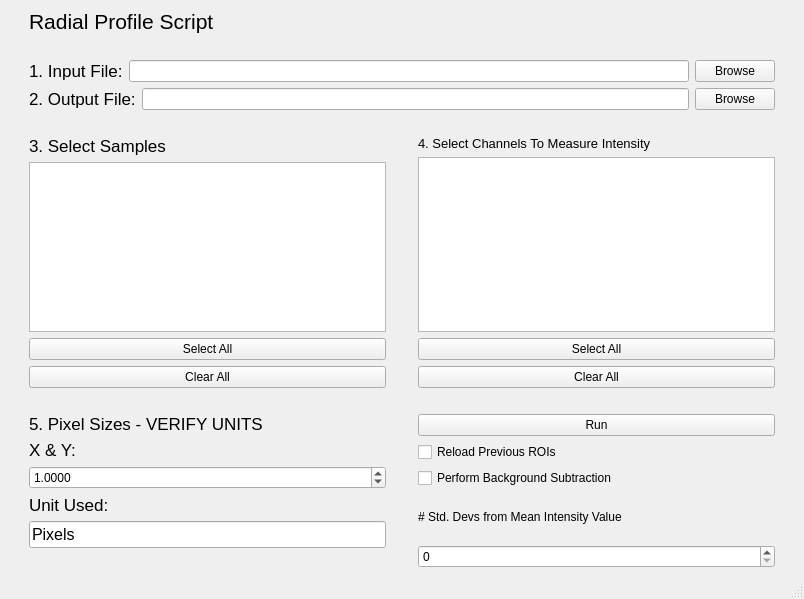
Before: the Qt Designer form radialUI.ui in HarrisonWismer/RadialProfile, drawn with Qt 5.
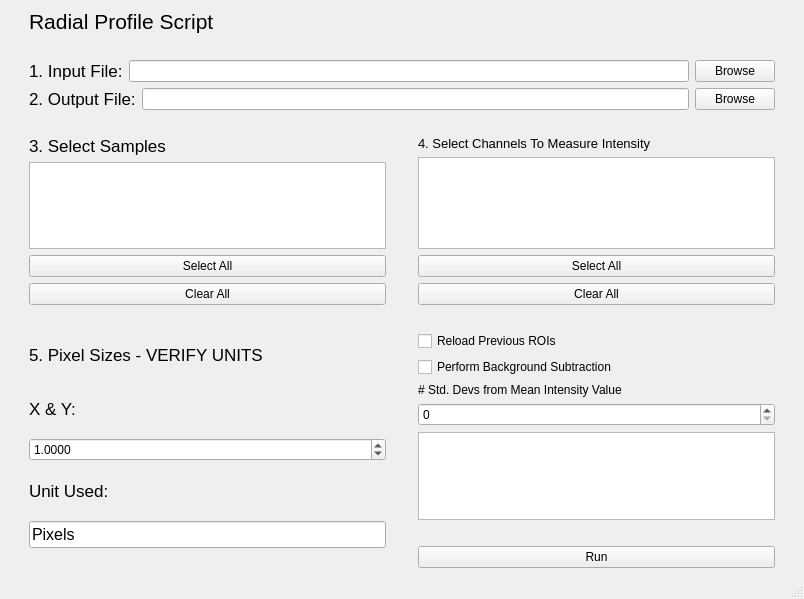
After: the same form once the commit is applied.

Commit message: Allow Resizing

```diff
--- a/radialUI.ui
+++ b/radialUI.ui
@@ -322,13 +322,6 @@
     </item>
     <item row="7" column="3">
      <layout class="QVBoxLayout" name="verticalLayout_3">
-      <item>
-       <widget class="QPushButton" name="runButton">
-        <property name="text">
-         <string>Run</string>
-        </property>
-       </widget>
-      </item>
       <item>
        <widget class="QCheckBox" name="reloadROI">
         <property name="text">
@@ -366,6 +359,29 @@
         </property>
        </widget>
       </item>
+      <item>
+       <widget class="QListView" name="backSubChannels"/>
+      </item>
+      <item>
+       <spacer name="horizontalSpacer_6">
+        <property name="orientation">
+         <enum>Qt::Horizontal</enum>
+        </property>
+        <property name="sizeHint" stdset="0">
+         <size>
+          <width>40</width>
+          <height>20</height>
+         </size>
+        </property>
+       </spacer>
+      </item>
+      <item>
+       <widget class="QPushButton" name="runButton">
+        <property name="text">
+         <string>Run</string>
+        </property>
+       </widget>
+      </item>
      </layout>
     </item>
    </layout>
```
Left out of the diff: 292 changed lines with no effect on the pictures. The commit also changes 2 other files.
